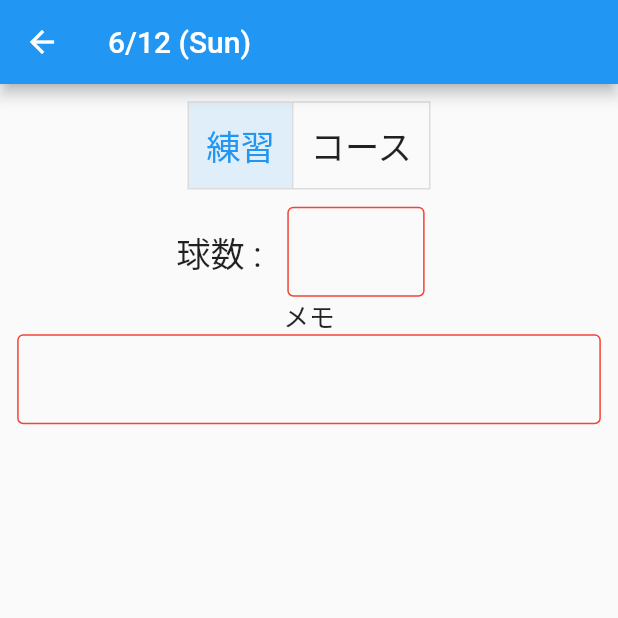
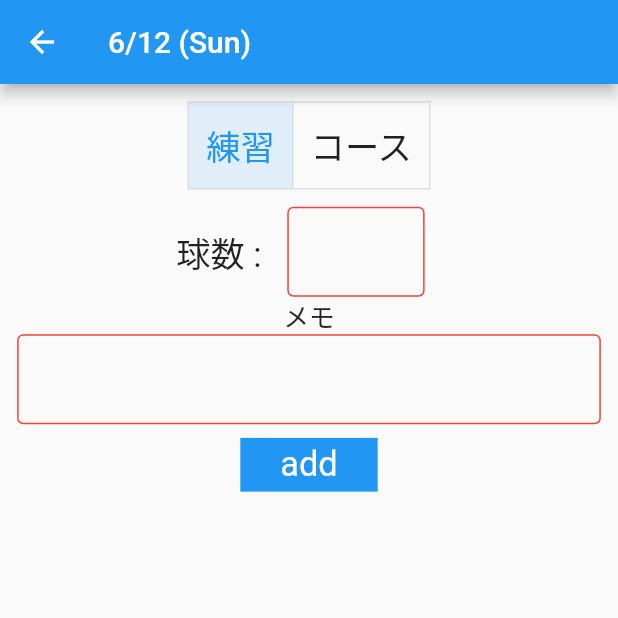
Before and after one commit to solevin/training_note, a Flutter app: the TrainingLogPage screen opened directly, on a phone screen of 412 x 824 dp, the top half of it. Run offline on Flutter 3.47's test engine with Material 2 defaults, Android fonts, the phone set to English and light mode, and no system bars; our stand-ins replace flutter_screenutil, hooks_riverpod, sqflite, table_calendar; accounts and stored records are empty.

Commit message:
#3:DBの実装

```diff
--- a/lib/calendar/calendar_page_view.dart
+++ b/lib/calendar/calendar_page_view.dart
@@ -1,9 +1,8 @@
 import 'package:hooks_riverpod/hooks_riverpod.dart';
-import 'dart:collection';
-import 'package:table_calendar/table_calendar.dart';
-import 'package:training_note/calendar/calendar_page.dart';
 
 final focusProvider = StateProvider<DateTime>((ref) => DateTime.now());
 final selectedProvider = StateProvider<DateTime>((ref) => DateTime.now());
 final preEventProvider = StateProvider<Map<DateTime, List>>((ref) => {});
 final isSelectedProvider = StateProvider<List<bool>>((ref) => [true, false]);
+final ballQuantityProvider = StateProvider<int>((ref) => 0);
+final memoProvider = StateProvider<String>((ref) => '');
--- a/lib/calendar/training_log_page.dart
+++ b/lib/calendar/training_log_page.dart
@@ -1,6 +1,9 @@
 import 'package:flutter/material.dart';
 import 'package:flutter_screenutil/flutter_screenutil.dart';
 import 'package:training_note/calendar/calendar_page_view.dart';
+import 'package:training_note/db/training_log.dart';
+import 'package:training_note/db/db_provider.dart';
+import 'package:training_note/db/training_log_dao.dart';
 import 'package:hooks_riverpod/hooks_riverpod.dart';
 import 'package:intl/intl.dart';
 
@@ -18,14 +21,46 @@ class TrainingLogPage extends HookConsumerWidget {
   Widget build(BuildContext context, WidgetRef ref) {
     DateTime selectedDay = ref.watch(selectedProvider);
     List<bool> isSelected = ref.watch(isSelectedProvider);
-    final pageTitle = Text(DateFormat('M/d (E)').format(selectedDay));
+    int ballQuantity = ref.watch(ballQuantityProvider);
+    String memo = ref.watch(memoProvider);
+    String date = DateFormat('M/d (E)').format(selectedDay);
+    final dao = TrainingLogDao();
     return Scaffold(
-      appBar: AppBar(title: pageTitle),
+      appBar: AppBar(title: Text(date)),
       body: Column(
         children: [
           isPractice(ref, isSelected),
-          isSelected[0] == true ? ballQuantity() : score(),
-          memo(),
+          isSelected[0] == true ? inputBallQuantity(ref) : score(),
+          inputMemo(ref),
+          Padding(
+            padding: EdgeInsets.all(8.r),
+            child: Visibility(
+              visible: isSelected[0],
+              child: GestureDetector(
+                onTap: () async {
+                  final trainingLog = TrainingLog(
+                    date: date,
+                    ballQuantity: ballQuantity,
+                    memo: memo,
+                  );
+                  await dao.create(trainingLog);
+                  final test = await dao.findAll();
+                  print(test);
+                },
+                child: Container(
+                  height: 30.h,
+                  width: 80.w,
+                  color: Colors.blue,
+                  child: Center(
+                    child: Text(
+                      'add',
+                      style: TextStyle(fontSize: 20.sp, color: Colors.white),
+                    ),
+                  ),
+                ),
+              ),
+            ),
+          ),
         ],
       ),
     );
@@ -70,7 +105,7 @@ Widget isPractice(WidgetRef ref, List<bool> isSelected) {
   );
 }
 
-Widget memo() {
+Widget inputMemo(WidgetRef ref) {
   return Column(
     children: [
       Text(
@@ -91,13 +126,16 @@ Widget memo() {
               borderSide: BorderSide(color: Colors.blue),
             ),
           ),
+          onChanged: (text) {
+            ref.read(memoProvider.notifier).state = text;
+          },
         ),
       ),
     ],
   );
 }
 
-Widget ballQuantity() {
+Widget inputBallQuantity(WidgetRef ref) {
   return Column(
     children: [
       Row(
@@ -123,6 +161,9 @@ Widget ballQuantity() {
                     borderSide: BorderSide(color: Colors.blue),
                   ),
                 ),
+                onChanged: (text) {
+                  ref.read(ballQuantityProvider.notifier).state = text as int;
+                },
               ),
             ),
           ),
--- /dev/null
+++ b/lib/db/constants.dart
@@ -0,0 +1 @@
+const String tableNameTrainingLog = 'trainingLog';
--- /dev/null
+++ b/lib/db/training_log.dart
@@ -0,0 +1,31 @@
+class TrainingLog {
+  TrainingLog({
+    this.id,
+    required this.date,
+    required this.ballQuantity,
+    required this.memo,
+  });
+
+  TrainingLog.fromMap(Map<String, dynamic> paramMap)
+      : id = paramMap['id'] as int,
+        date = paramMap['date'] as String,
+        ballQuantity = paramMap['ballQuantity'] as int,
+        memo = paramMap['memo'] as String;
+
+  final int? id;
+  final String date;
+  final int ballQuantity;
+  final String memo;
+
+  Map<String, dynamic> toMap() => <String, dynamic>{
+        'id': id,
+        'date': date,
+        'ballQuantity': ballQuantity,
+        'memo': memo,
+      };
+
+  Map<String, dynamic> toMapExceptId() {
+    final cloneMap = <String, dynamic>{...toMap()}..remove('id');
+    return cloneMap;
+  }
+}
--- a/pubspec.yaml
+++ b/pubspec.yaml
@@ -37,9 +37,11 @@ dependencies:
   flutter_screenutil: ^5.5.3+2
   hooks_riverpod: ^1.0.4
   table_calendar: ^3.0.6
+  sqflite: ^2.0.2
   intl: ^0.17.0
 
 dev_dependencies:
+  build_runner: ^2.1.10
   flutter_test:
     sdk: flutter
 
```
Also changed, not shown: lib/db/db_provider.dart (added, +48 -0 lines), lib/db/training_log_dao.dart (added, +64 -0 lines), pubspec.lock, 10 other files.
